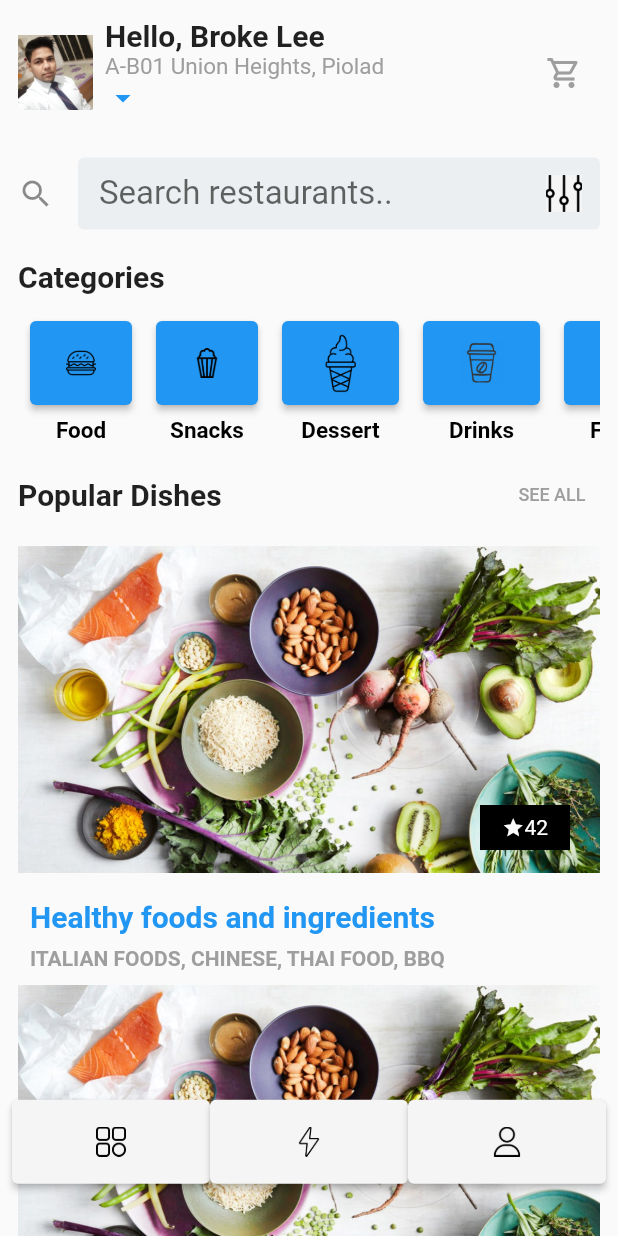
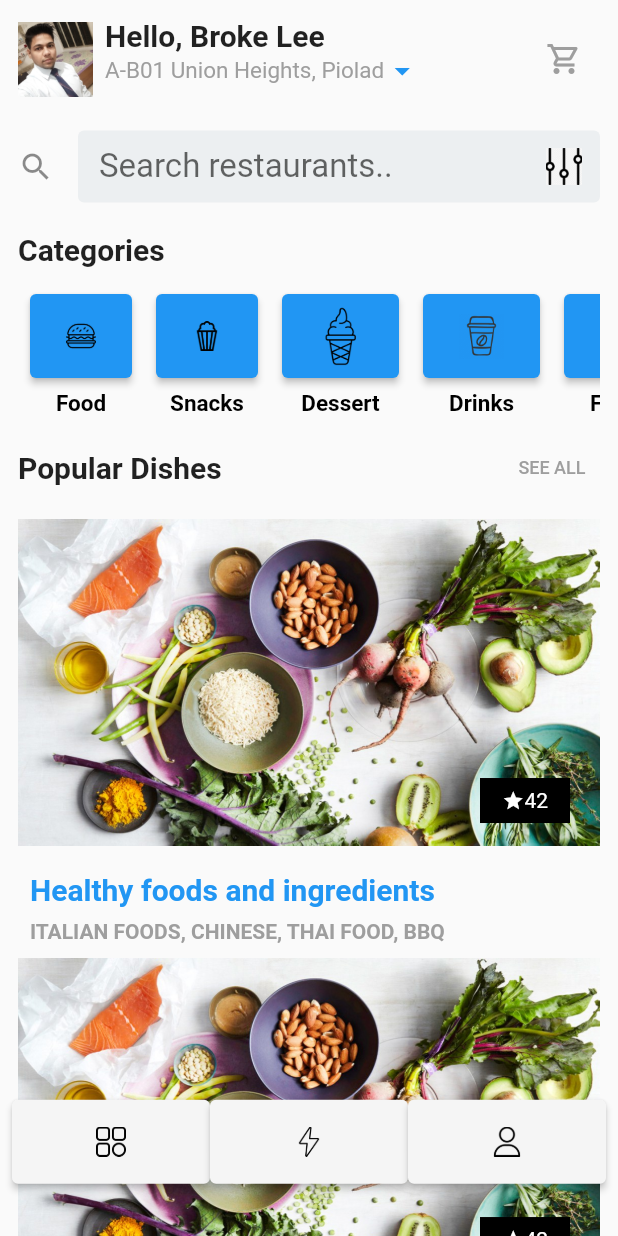
Before and after one commit to vaibhav-karnwal/resto, a Flutter app: the screen it shows after launch, on a phone screen of 412 x 824 dp. Run offline on Flutter 3.47's test engine with Material 2 defaults, Android fonts, the phone set to English and light mode, and no system bars.

Commit message:
whitelion assesment completed nearly

```diff
--- a/lib/screen/homePage.dart
+++ b/lib/screen/homePage.dart
@@ -74,6 +74,8 @@ class _HomePageState extends State<HomePage> {
                                           fontSize: 20,
                                         ),
                                       ),
+                                      Row(
+                                        children: [
                                           Text(
                                             '$address',
                                             style: TextStyle(
@@ -84,6 +86,8 @@ class _HomePageState extends State<HomePage> {
                                           Icon(                // Add this
                                             Icons.arrow_drop_down,  // Add this
                                             color: Colors.blue,   // Add this
+                                          ),
+                                        ],
                                       ),
                                     ],
                                   ),
```
Lines whose indentation alone changed are shown as unchanged.
